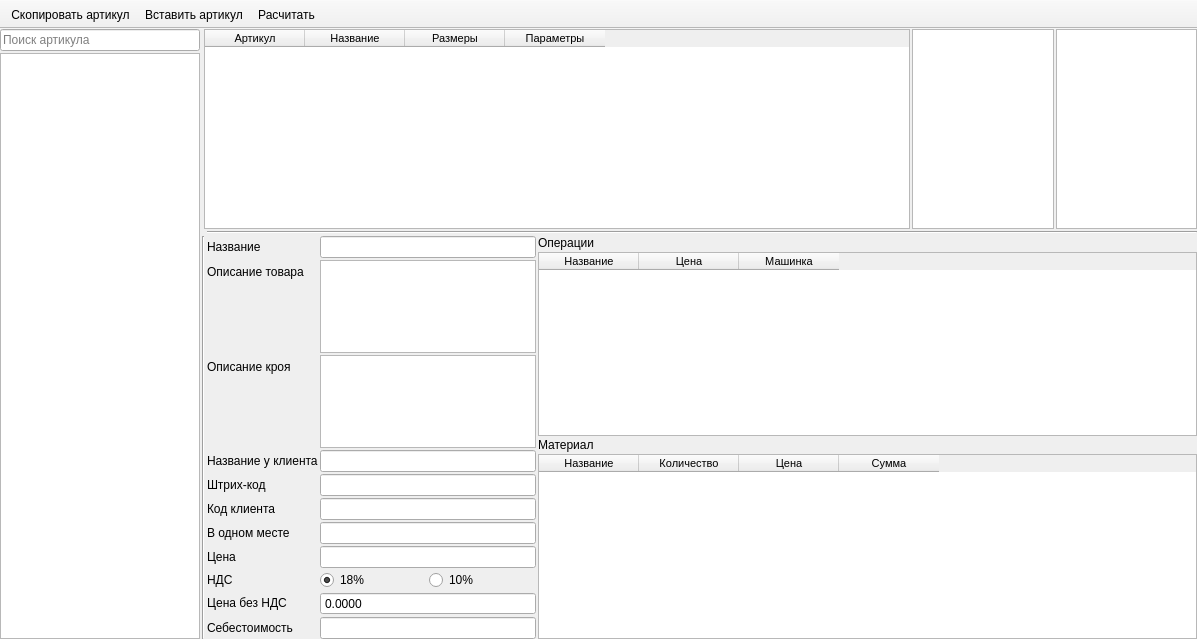
Meller008/CRM-Avi, file ui/article_test.ui: the form before one commit.
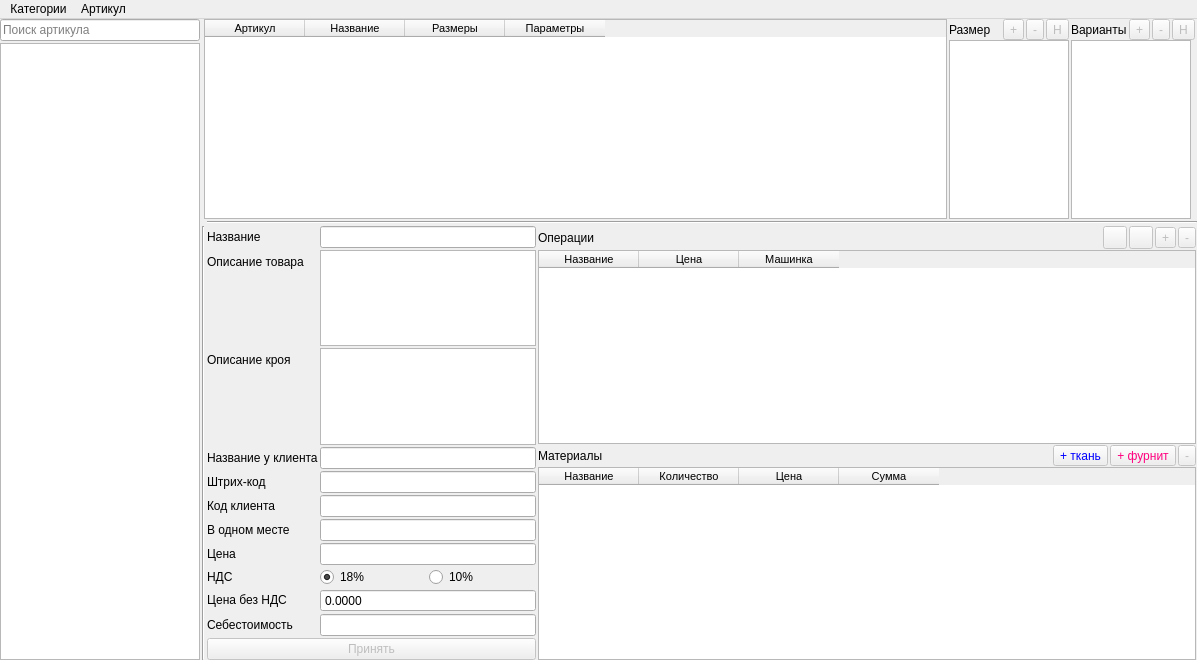
The form after the commit.

Commit message: Работа - новый артикул почти доделан!

Diff of the .ui file:
```diff
--- a/ui/article_test.ui
+++ b/ui/article_test.ui
@@ -7,7 +7,7 @@
     <x>0</x>
     <y>0</y>
     <width>1197</width>
-    <height>639</height>
+    <height>660</height>
    </rect>
   </property>
   <property name="windowTitle">
@@ -31,7 +31,7 @@
      <number>2</number>
     </property>
     <item row="0" column="0">
-     <layout class="QGridLayout" name="gridLayout" columnstretch="4,0,0">
+     <layout class="QGridLayout" name="gridLayout" columnstretch="4,0,0,0">
       <property name="leftMargin">
        <number>0</number>
       </property>
@@ -44,7 +44,281 @@
       <property name="spacing">
        <number>2</number>
       </property>
-      <item row="2" column="1" colspan="2">
+      <item row="0" column="2" rowspan="2">
+       <layout class="QHBoxLayout" name="horizontalLayout" stretch="10,0,0">
+        <property name="spacing">
+         <number>2</number>
+        </property>
+        <item>
+         <widget class="QTableWidget" name="tw_article">
+          <property name="minimumSize">
+           <size>
+            <width>0</width>
+            <height>200</height>
+           </size>
+          </property>
+          <property name="font">
+           <font>
+            <family>Tahoma</family>
+            <pointsize>8</pointsize>
+           </font>
+          </property>
+          <property name="editTriggers">
+           <set>QAbstractItemView::NoEditTriggers</set>
+          </property>
+          <property name="alternatingRowColors">
+           <bool>true</bool>
+          </property>
+          <property name="selectionBehavior">
+           <enum>QAbstractItemView::SelectRows</enum>
+          </property>
+          <property name="sortingEnabled">
+           <bool>true</bool>
+          </property>
+          <attribute name="verticalHeaderVisible">
+           <bool>false</bool>
+          </attribute>
+          <attribute name="verticalHeaderDefaultSectionSize">
+           <number>20</number>
+          </attribute>
+          <attribute name="verticalHeaderMinimumSectionSize">
+           <number>18</number>
+          </attribute>
+          <column>
+           <property name="text">
+            <string>Артикул</string>
+           </property>
+          </column>
+          <column>
+           <property name="text">
+            <string>Название</string>
+           </property>
+          </column>
+          <column>
+           <property name="text">
+            <string>Размеры</string>
+           </property>
+          </column>
+          <column>
+           <property name="text">
+            <string>Параметры</string>
+           </property>
+          </column>
+         </widget>
+        </item>
+        <item>
+         <layout class="QVBoxLayout" name="verticalLayout">
+          <property name="spacing">
+           <number>0</number>
+          </property>
+          <item>
+           <layout class="QHBoxLayout" name="horizontalLayout_2">
+            <property name="spacing">
+             <number>2</number>
+            </property>
+            <item>
+             <widget class="QLabel" name="label">
+              <property name="text">
+               <string>Размер</string>
+              </property>
+             </widget>
+            </item>
+            <item>
+             <widget class="QToolButton" name="pb_size_add">
+              <property name="enabled">
+               <bool>false</bool>
+              </property>
+              <property name="text">
+               <string>+</string>
+              </property>
+             </widget>
+            </item>
+            <item>
+             <widget class="QToolButton" name="pb_size_del">
+              <property name="enabled">
+               <bool>false</bool>
+              </property>
+              <property name="text">
+               <string>-</string>
+              </property>
+             </widget>
+            </item>
+            <item>
+             <widget class="QToolButton" name="pb_size_chenge">
+              <property name="enabled">
+               <bool>false</bool>
+              </property>
+              <property name="text">
+               <string>Н</string>
+              </property>
+             </widget>
+            </item>
+           </layout>
+          </item>
+          <item>
+           <widget class="QListWidget" name="lw_size">
+            <property name="minimumSize">
+             <size>
+              <width>120</width>
+              <height>0</height>
+             </size>
+            </property>
+            <property name="maximumSize">
+             <size>
+              <width>120</width>
+              <height>16777215</height>
+             </size>
+            </property>
+            <property name="font">
+             <font>
+              <family>Tahoma</family>
+              <pointsize>8</pointsize>
+             </font>
+            </property>
+            <property name="editTriggers">
+             <set>QAbstractItemView::NoEditTriggers</set>
+            </property>
+           </widget>
+          </item>
+         </layout>
+        </item>
+        <item>
+         <layout class="QVBoxLayout" name="verticalLayout_3">
+          <property name="spacing">
+           <number>0</number>
+          </property>
+          <item>
+           <layout class="QHBoxLayout" name="horizontalLayout_4">
+            <property name="spacing">
+             <number>2</number>
+            </property>
+            <item>
+             <widget class="QLabel" name="label_3">
+              <property name="text">
+               <string>Варианты</string>
+              </property>
+             </widget>
+            </item>
+            <item>
+             <widget class="QToolButton" name="pb_param_add">
+              <property name="enabled">
+               <bool>false</bool>
+              </property>
+              <property name="text">
+               <string>+</string>
+              </property>
+             </widget>
+            </item>
+            <item>
+             <widget class="QToolButton" name="pb_param_del">
+              <property name="enabled">
+               <bool>false</bool>
+              </property>
+              <property name="text">
+               <string>-</string>
+              </property>
+             </widget>
+            </item>
+            <item>
+             <widget class="QToolButton" name="pb_param_change">
+              <property name="enabled">
+               <bool>false</bool>
+              </property>
+              <property name="text">
+               <string>Н</string>
+              </property>
+             </widget>
+            </item>
+           </layout>
+          </item>
+          <item>
+           <widget class="QListWidget" name="lw_parametr">
+            <property name="minimumSize">
+             <size>
+              <width>120</width>
+              <height>0</height>
+             </size>
+            </property>
+            <property name="maximumSize">
+             <size>
+              <width>120</width>
+              <height>16777215</height>
+             </size>
+            </property>
+            <property name="font">
+             <font>
+              <family>Tahoma</family>
+              <pointsize>8</pointsize>
+             </font>
+            </property>
+            <property name="editTriggers">
+             <set>QAbstractItemView::NoEditTriggers</set>
+            </property>
+           </widget>
+          </item>
+         </layout>
+        </item>
+       </layout>
+      </item>
+      <item row="0" column="0">
+       <widget class="QLineEdit" name="le_filter_article">
+        <property name="minimumSize">
+         <size>
+          <width>200</width>
+          <height>0</height>
+         </size>
+        </property>
+        <property name="maximumSize">
+         <size>
+          <width>200</width>
+          <height>16777215</height>
+         </size>
+        </property>
+        <property name="placeholderText">
+         <string>Поиск артикула</string>
+        </property>
+       </widget>
+      </item>
+      <item row="1" column="0" rowspan="2">
+       <widget class="QTreeWidget" name="tree_widget">
+        <property name="minimumSize">
+         <size>
+          <width>200</width>
+          <height>0</height>
+         </size>
+        </property>
+        <property name="maximumSize">
+         <size>
+          <width>200</width>
+          <height>16777215</height>
+         </size>
+        </property>
+        <property name="font">
+         <font>
+          <family>Tahoma</family>
+          <pointsize>8</pointsize>
+         </font>
+        </property>
+        <property name="editTriggers">
+         <set>QAbstractItemView::NoEditTriggers</set>
+        </property>
+        <property name="autoExpandDelay">
+         <number>-1</number>
+        </property>
+        <property name="animated">
+         <bool>true</bool>
+        </property>
+        <property name="headerHidden">
+         <bool>true</bool>
+        </property>
+        <column>
+         <property name="text">
+          <string notr="true">1</string>
+         </property>
+        </column>
+       </widget>
+      </item>
+      <item row="2" column="1" colspan="3">
        <layout class="QGridLayout" name="gridLayout_5" columnstretch="0,1,2">
         <property name="spacing">
          <number>2</number>
@@ -52,14 +326,64 @@
         <item row="1" column="2">
          <layout class="QVBoxLayout" name="verticalLayout_4">
           <property name="spacing">
-           <number>2</number>
+           <number>1</number>
+          </property>
+          <property name="rightMargin">
+           <number>1</number>
           </property>
           <item>
-           <widget class="QLabel" name="label_40">
-            <property name="text">
-             <string>Операции</string>
+           <layout class="QHBoxLayout" name="horizontalLayout_5">
+            <property name="spacing">
+             <number>2</number>
             </property>
-           </widget>
+            <item>
+             <widget class="QLabel" name="label_4">
+              <property name="text">
+               <string>Операции</string>
+              </property>
+             </widget>
+            </item>
+            <item>
+             <widget class="QToolButton" name="pb_up">
+              <property name="enabled">
+               <bool>false</bool>
+              </property>
+              <property name="text">
+               <string/>
+              </property>
+             </widget>
+            </item>
+            <item>
+             <widget class="QToolButton" name="pb_down">
+              <property name="enabled">
+               <bool>false</bool>
+              </property>
+              <property name="text">
+               <string/>
+              </property>
+             </widget>
+            </item>
+            <item>
+             <widget class="QToolButton" name="toolButton_10">
+              <property name="enabled">
+               <bool>false</bool>
+              </property>
+              <property name="text">
+               <string>+</string>
+              </property>
+             </widget>
+            </item>
+            <item>
+             <widget class="QToolButton" name="toolButton_11">
+              <property name="enabled">
+               <bool>false</bool>
+              </property>
+              <property name="text">
+               <string>-</string>
+              </property>
+             </widget>
+            </item>
+           </layout>
           </item>
           <item>
            <widget class="QTableWidget" name="tw_operations">
@@ -132,11 +456,54 @@
            </widget>
           </item>
           <item>
-           <widget class="QLabel" name="label_41">
-            <property name="text">
-             <string>Материал</string>
+           <layout class="QHBoxLayout" name="horizontalLayout_6">
+            <property name="spacing">
+             <number>2</number>
             </property>
-           </widget>
+            <item>
+             <widget class="QLabel" name="label_5">
+              <property name="text">
+               <string>Материалы</string>
+              </property>
+             </widget>
+            </item>
+            <item>
+             <widget class="QToolButton" name="toolButton_13">
+              <property name="enabled">
+               <bool>false</bool>
+              </property>
+              <property name="styleSheet">
+               <string notr="true">color: rgb(0, 0, 255);</string>
+              </property>
+              <property name="text">
+               <string>+ ткань</string>
+              </property>
+             </widget>
+            </item>
+            <item>
+             <widget class="QToolButton" name="toolButton_12">
+              <property name="enabled">
+               <bool>false</bool>
+              </property>
+              <property name="styleSheet">
+               <string notr="true">color: rgb(255, 0, 127);</string>
+              </property>
+              <property name="text">
+               <string>+ фурнит</string>
+              </property>
+             </widget>
+            </item>
+            <item>
+             <widget class="QToolButton" name="toolButton_14">
+              <property name="enabled">
+               <bool>false</bool>
+              </property>
+              <property name="text">
+               <string>-</string>
+              </property>
+             </widget>
+            </item>
+           </layout>
           </item>
           <item>
            <widget class="QTableWidget" name="tw_materials">
@@ -208,6 +575,9 @@
             <property name="maxLength">
              <number>60</number>
             </property>
+            <property name="readOnly">
+             <bool>true</bool>
+            </property>
            </widget>
           </item>
           <item row="1" column="0">
@@ -386,6 +756,16 @@
             </property>
            </widget>
           </item>
+          <item row="12" column="0" colspan="2">
+           <widget class="QPushButton" name="pb_article_acc">
+            <property name="enabled">
+             <bool>false</bool>
+            </property>
+            <property name="text">
+             <string>Принять</string>
+            </property>
+           </widget>
+          </item>
          </layout>
         </item>
         <item row="1" column="0">
@@ -404,189 +784,52 @@
         </item>
        </layout>
       </item>
-      <item row="1" column="0" rowspan="2">
-       <widget class="QTreeWidget" name="tree_widget">
-        <property name="minimumSize">
-         <size>
-          <width>200</width>
-          <height>0</height>
-         </size>
-        </property>
-        <property name="maximumSize">
-         <size>
-          <width>200</width>
-          <height>16777215</height>
-         </size>
-        </property>
-        <property name="font">
-         <font>
-          <family>Tahoma</family>
-          <pointsize>8</pointsize>
-         </font>
-        </property>
-        <property name="editTriggers">
-         <set>QAbstractItemView::NoEditTriggers</set>
-        </property>
-        <property name="autoExpandDelay">
-         <number>-1</number>
-        </property>
-        <property name="animated">
-         <bool>true</bool>
-        </property>
-        <property name="headerHidden">
-         <bool>true</bool>
-        </property>
-        <column>
-         <property name="text">
-          <string notr="true">1</string>
-         </property>
-        </column>
-       </widget>
-      </item>
-      <item row="0" column="0">
-       <widget class="QLineEdit" name="lineEdit">
-        <property name="minimumSize">
-         <size>
-          <width>200</width>
-          <height>0</height>
-         </size>
-        </property>
-        <property name="maximumSize">
-         <size>
-          <width>200</width>
-          <height>16777215</height>
-         </size>
-        </property>
-        <property name="placeholderText">
-         <string>Поиск артикула</string>
-        </property>
-       </widget>
-      </item>
-      <item row="0" column="2" rowspan="2">
-       <layout class="QHBoxLayout" name="horizontalLayout" stretch="10,2,2">
-        <property name="spacing">
-         <number>2</number>
-        </property>
-        <item>
-         <widget class="QTableWidget" name="tw_article">
-          <property name="minimumSize">
-           <size>
-            <width>0</width>
-            <height>200</height>
-           </size>
-          </property>
-          <property name="font">
-           <font>
-            <family>Tahoma</family>
-            <pointsize>8</pointsize>
-           </font>
-          </property>
-          <property name="editTriggers">
-           <set>QAbstractItemView::NoEditTriggers</set>
-          </property>
-          <property name="alternatingRowColors">
-           <bool>true</bool>
-          </property>
-          <property name="selectionBehavior">
-           <enum>QAbstractItemView::SelectRows</enum>
-          </property>
-          <property name="sortingEnabled">
-           <bool>true</bool>
-          </property>
-          <attribute name="verticalHeaderVisible">
-           <bool>false</bool>
-          </attribute>
-          <attribute name="verticalHeaderDefaultSectionSize">
-           <number>20</number>
-          </attribute>
-          <attribute name="verticalHeaderMinimumSectionSize">
-           <number>18</number>
-          </attribute>
-          <column>
-           <property name="text">
-            <string>Артикул</string>
-           </property>
-          </column>
-          <column>
-           <property name="text">
-            <string>Название</string>
-           </property>
-          </column>
-          <column>
-           <property name="text">
-            <string>Размеры</string>
-           </property>
-          </column>
-          <column>
-           <property name="text">
-            <string>Параметры</string>
-           </property>
-          </column>
-         </widget>
-        </item>
-        <item>
-         <widget class="QListWidget" name="lw_size">
-          <property name="minimumSize">
-           <size>
-            <width>120</width>
-            <height>0</height>
-           </size>
-          </property>
-          <property name="font">
-           <font>
-            <family>Tahoma</family>
-            <pointsize>8</pointsize>
-           </font>
-          </property>
-          <property name="editTriggers">
-           <set>QAbstractItemView::NoEditTriggers</set>
-          </property>
-         </widget>
-        </item>
-        <item>
-         <widget class="QListWidget" name="lw_parametr">
-          <property name="font">
-           <font>
-            <family>Tahoma</family>
-            <pointsize>8</pointsize>
-           </font>
-          </property>
-          <property name="editTriggers">
-           <set>QAbstractItemView::NoEditTriggers</set>
-          </property>
-         </widget>
-        </item>
-       </layout>
-      </item>
      </layout>
     </item>
    </layout>
   </widget>
-  <widget class="QToolBar" name="toolBar">
-   <property name="windowTitle">
-    <string>toolBar</string>
+  <widget class="QMenuBar" name="menuBar">
+   <property name="geometry">
+    <rect>
+     <x>0</x>
+     <y>0</y>
+     <width>1197</width>
+     <height>21</height>
+    </rect>
    </property>
-   <property name="movable">
-    <bool>false</bool>
+   <property name="styleSheet">
+    <string notr="true"/>
    </property>
-   <attribute name="toolBarArea">
-    <enum>TopToolBarArea</enum>
-   </attribute>
-   <attribute name="toolBarBreak">
-    <bool>false</bool>
-   </attribute>
-   <addaction name="action"/>
-   <addaction name="action_2"/>
-   <addaction name="pb_calc_matrial"/>
+   <widget class="QMenu" name="menu">
+    <property name="styleSheet">
+     <string notr="true"/>
+    </property>
+    <property name="title">
+     <string>Категории</string>
+    </property>
+    <addaction name="pb_add_category"/>
+    <addaction name="pb_change_category"/>
+    <addaction name="pb_dell_category"/>
+   </widget>
+   <widget class="QMenu" name="menu_2">
+    <property name="title">
+     <string>Артикул</string>
+    </property>
+    <addaction name="pb_add_article"/>
+    <addaction name="pb_change_article"/>
+    <addaction name="pb_del_article"/>
+    <addaction name="separator"/>
+    <addaction name="pb_calc_matrial"/>
+    <addaction name="pb_copy_article"/>
+    <addaction name="pb_past_article"/>
+    <addaction name="action_4"/>
+   </widget>
+   <addaction name="menu"/>
+   <addaction name="menu_2"/>
   </widget>
   <action name="action">
    <property name="text">
-    <string>Скопировать артикул</string>
-   </property>
-  </action>
-  <action name="action_2">
-   <property name="text">
-    <string>Вставить артикул</string>
+    <string>Добавить</string>
    </property>
   </action>
   <action name="pb_calc_matrial">
```
Left out of the diff: 651 changed lines with no effect on the pictures. The commit also changes 4 other files.
